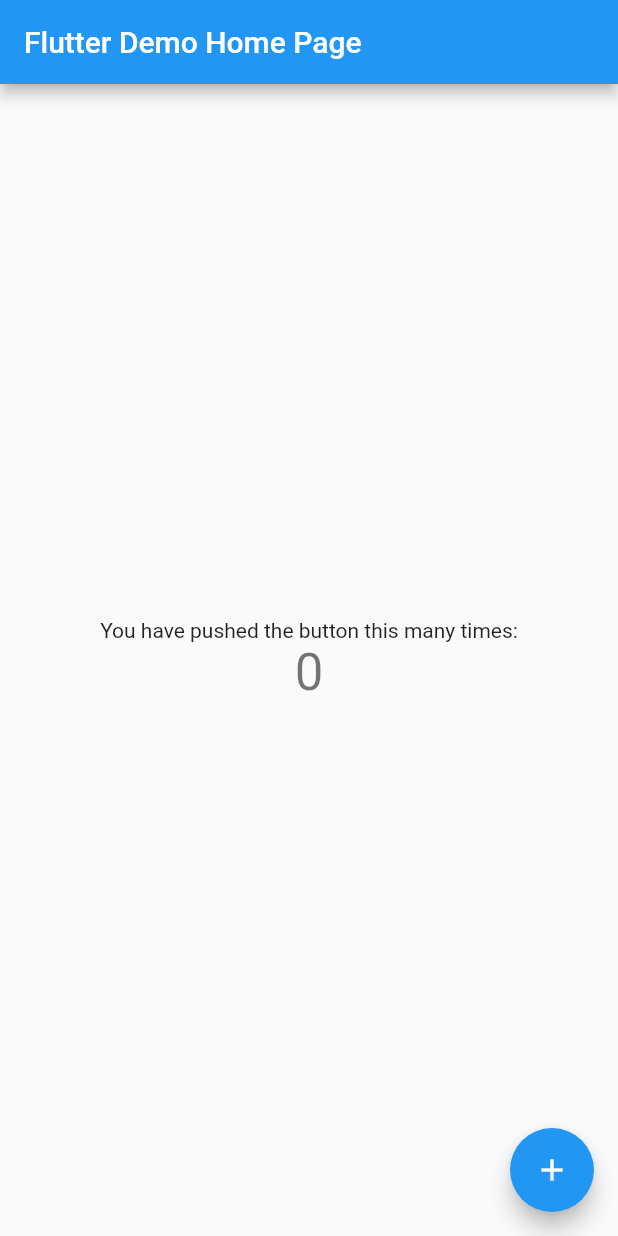
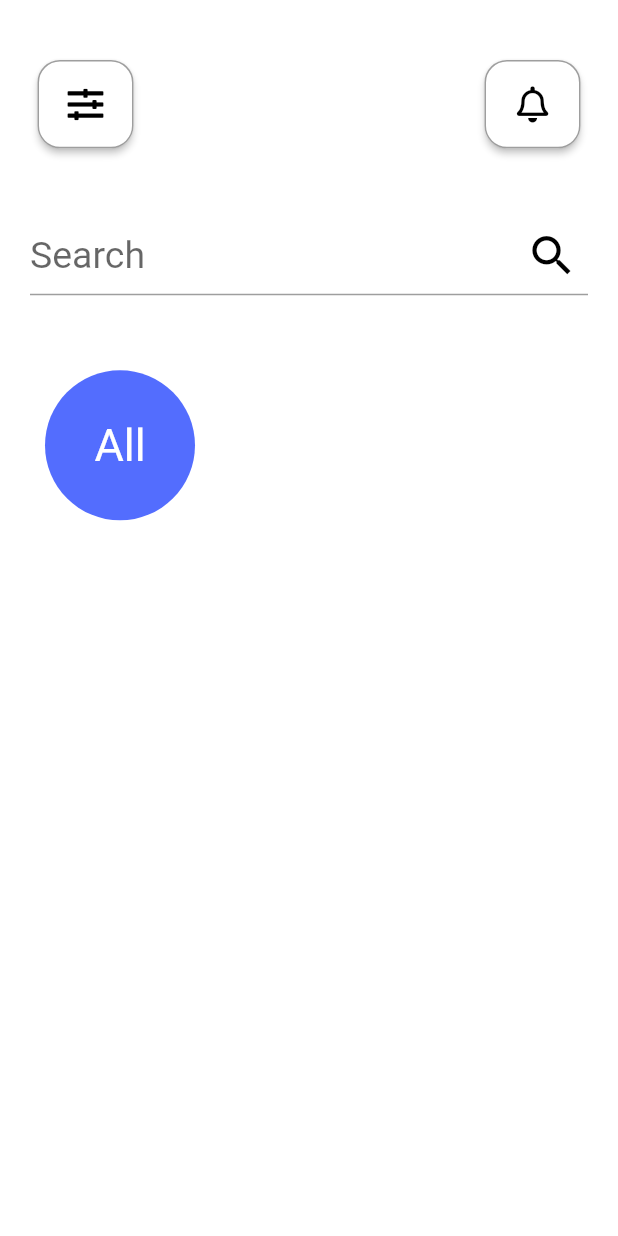
Before and after one commit to ElielViana/conceito_ecommerce, a Flutter app: the screen it shows after launch, on a phone screen of 412 x 824 dp. Run offline on Flutter 3.47's test engine with Material 2 defaults, Android fonts, the phone set to English and light mode, and no system bars; our stand-ins replace font_awesome_flutter.

Commit message:
home page screen creation and settings in yml file

```diff
--- a/lib/main.dart
+++ b/lib/main.dart
@@ -1,3 +1,4 @@
+import 'package:conceito_e_commerce/src/view/home_page_view.dart';
 import 'package:flutter/material.dart';
 
 void main() {
@@ -9,105 +10,12 @@
   @override
   Widget build(BuildContext context) {
     return MaterialApp(
+      debugShowCheckedModeBanner: false,
       title: 'Flutter Demo',
       theme: ThemeData(
-        // This is the theme of your application.
-        //
-        // Try running your application with "flutter run". You'll see the
-        // application has a blue toolbar. Then, without quitting the app, try
-        // changing the primarySwatch below to Colors.green and then invoke
-        // "hot reload" (press "r" in the console where you ran "flutter run",
-        // or simply save your changes to "hot reload" in a Flutter IDE).
-        // Notice that the counter didn't reset back to zero; the application
-        // is not restarted.
         primarySwatch: Colors.blue,
       ),
-      home: MyHomePage(title: 'Flutter Demo Home Page'),
+      home: HomePage(),
     );
   }
 }
-
-class MyHomePage extends StatefulWidget {
-  MyHomePage({Key? key, required this.title}) : super(key: key);
-
-  // This widget is the home page of your application. It is stateful, meaning
-  // that it has a State object (defined below) that contains fields that affect
-  // how it looks.
-
-  // This class is the configuration for the state. It holds the values (in this
-  // case the title) provided by the parent (in this case the App widget) and
-  // used by the build method of the State. Fields in a Widget subclass are
-  // always marked "final".
-
-  final String title;
-
-  @override
-  _MyHomePageState createState() => _MyHomePageState();
-}
-
-class _MyHomePageState extends State<MyHomePage> {
-  int _counter = 0;
-
-  void _incrementCounter() {
-    setState(() {
-      // This call to setState tells the Flutter framework that something has
-      // changed in this State, which causes it to rerun the build method below
-      // so that the display can reflect the updated values. If we changed
-      // _counter without calling setState(), then the build method would not be
-      // called again, and so nothing would appear to happen.
-      _counter++;
-    });
-  }
-
-  @override
-  Widget build(BuildContext context) {
-    // This method is rerun every time setState is called, for instance as done
-    // by the _incrementCounter method above.
-    //
-    // The Flutter framework has been optimized to make rerunning build methods
-    // fast, so that you can just rebuild anything that needs updating rather
-    // than having to individually change instances of widgets.
-    return Scaffold(
-      appBar: AppBar(
-        // Here we take the value from the MyHomePage object that was created by
-        // the App.build method, and use it to set our appbar title.
-        title: Text(widget.title),
-      ),
-      body: Center(
-        // Center is a layout widget. It takes a single child and positions it
-        // in the middle of the parent.
-        child: Column(
-          // Column is also a layout widget. It takes a list of children and
-          // arranges them vertically. By default, it sizes itself to fit its
-          // children horizontally, and tries to be as tall as its parent.
-          //
-          // Invoke "debug painting" (press "p" in the console, choose the
-          // "Toggle Debug Paint" action from the Flutter Inspector in Android
-          // Studio, or the "Toggle Debug Paint" command in Visual Studio Code)
-          // to see the wireframe for each widget.
-          //
-          // Column has various properties to control how it sizes itself and
-          // how it positions its children. Here we use mainAxisAlignment to
-          // center the children vertically; the main axis here is the vertical
-          // axis because Columns are vertical (the cross axis would be
-          // horizontal).
-          mainAxisAlignment: MainAxisAlignment.center,
-          children: <Widget>[
-            Text(
-              'You have pushed the button this many times:',
-            ),
-            Text(
-              '$_counter',
-              style: Theme.of(context).textTheme.headline4,
-            ),
-          ],
-        ),
-      ),
-      floatingActionButton: FloatingActionButton(
-        onPressed: _incrementCounter,
-        tooltip: 'Increment',
-        child: Icon(Icons.add),
-      ), // This trailing comma makes auto-formatting nicer for build methods.
-    );
-  }
-}
--- /dev/null
+++ b/lib/src/view/home_page_view.dart
@@ -0,0 +1,121 @@
+import 'package:flutter/material.dart';
+import 'package:font_awesome_flutter/font_awesome_flutter.dart';
+
+class HomePage extends StatefulWidget {
+  @override
+  _HomePageState createState() => _HomePageState();
+}
+
+class _HomePageState extends State<HomePage> {
+  late Size screen;
+  @override
+  Widget build(BuildContext context) {
+    screen = MediaQuery.of(context).size;
+    return Scaffold(
+      body: SafeArea(
+        child: Container(
+          height: screen.height,
+          width: screen.width,
+          color: Colors.white,
+          child: Column(
+            children: [
+              Row(
+                children: [
+                  Container(
+                    padding: EdgeInsets.only(top: 40, left: 25),
+                    width: screen.width / 2,
+                    height: screen.height * 0.12,
+                    //color: Colors.blue,
+                    child: Row(
+                      children: [
+                        ElevatedButton(
+                          onPressed: () {},
+                          child: Container(
+                            height: 80,
+                            child: Center(
+                              child: FaIcon(
+                                FontAwesomeIcons.slidersH,
+                                color: Colors.black,
+                              ),
+                            ),
+                          ),
+                          style: ElevatedButton.styleFrom(
+                            primary: Colors.white,
+                            shape: new RoundedRectangleBorder(
+                                borderRadius: new BorderRadius.circular(15),
+                                side: BorderSide(color: Colors.grey)),
+                          ),
+                        ),
+                      ],
+                    ),
+                  ),
+                  Container(
+                    padding: EdgeInsets.only(top: 40, right: 25),
+                    width: screen.width / 2,
+                    height: screen.height * 0.12,
+                    //color: Colors.blue,
+                    child: Row(
+                      mainAxisAlignment: MainAxisAlignment.end,
+                      children: [
+                        ElevatedButton(
+                          onPressed: () {},
+                          child: Container(
+                            // height: 80,
+                            child: Center(
+                              child: FaIcon(
+                                FontAwesomeIcons.bell,
+                                color: Colors.black,
+                              ),
+                            ),
+                          ),
+                          style: ElevatedButton.styleFrom(
+                            primary: Colors.white,
+                            shape: new RoundedRectangleBorder(
+                                borderRadius: new BorderRadius.circular(15),
+                                side: BorderSide(color: Colors.grey)),
+                          ),
+                        ),
+                      ],
+                    ),
+                  ),
+                ],
+              ),
+              Container(
+                padding: EdgeInsets.only(top: 45, left: 20, right: 20),
+                child: TextField(
+                    decoration: InputDecoration(
+                  hintText: "Search",
+                  hintStyle: TextStyle(
+                    fontSize: 25,
+                  ),
+                  suffixIcon: Icon(
+                    Icons.search,
+                    size: 35,
+                    color: Colors.black,
+                  ),
+                )),
+              ),
+              Row(
+                children: [
+                  Container(
+                    margin: EdgeInsets.only(left: 30, top: 50),
+                    width: 100,
+                    height: 100,
+                    decoration: BoxDecoration(
+                        shape: BoxShape.circle, color: Colors.indigoAccent),
+                    child: Center(
+                      child: Text(
+                        "All",
+                        style: TextStyle(fontSize: 30, color: Colors.white),
+                      ),
+                    ),
+                  ),
+                ],
+              )
+            ],
+          ),
+        ),
+      ),
+    );
+  }
+}
--- a/pubspec.yaml
+++ b/pubspec.yaml
@@ -23,6 +23,7 @@
 dependencies:
   flutter:
     sdk: flutter
+  font_awesome_flutter: ^9.0.0
 
 
   # The following adds the Cupertino Icons font to your application.
@@ -38,7 +39,6 @@
 
 # The following section is specific to Flutter.
 flutter:
-
   # The following line ensures that the Material Icons font is
   # included with your application, so that you can use the icons in
   # the material Icons class.
```
Also changed, not shown: pubspec.lock.
